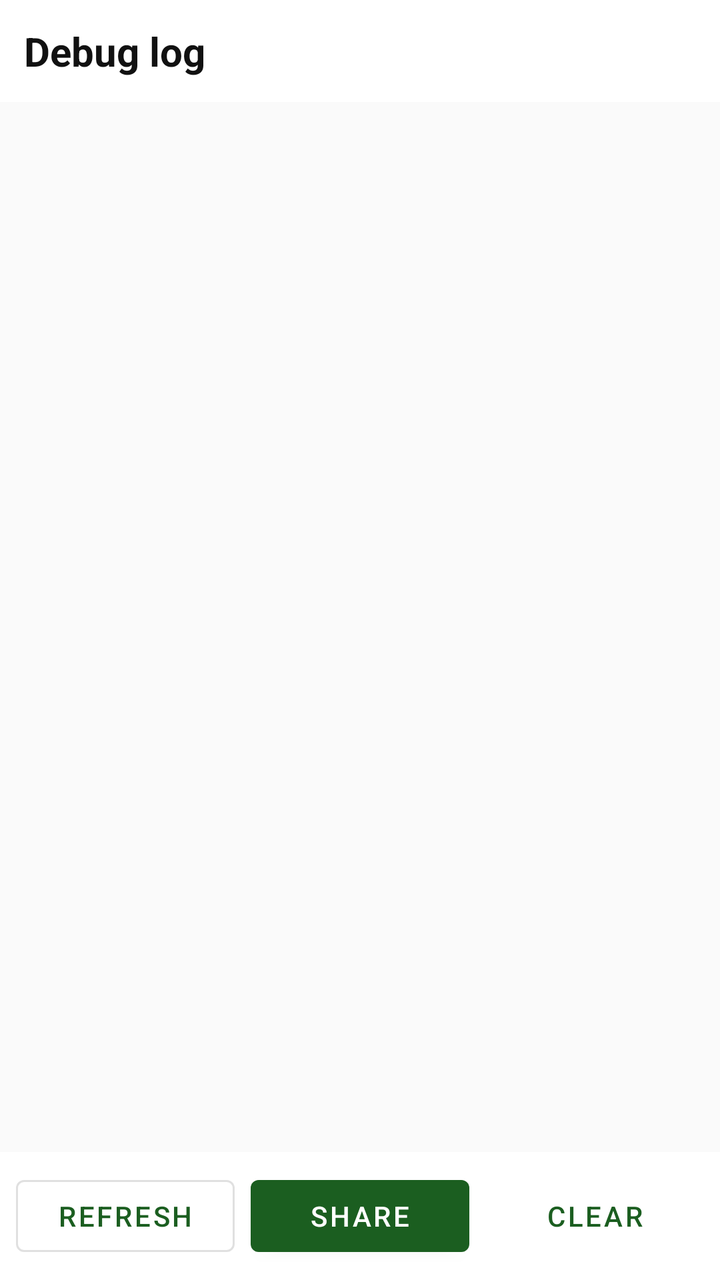
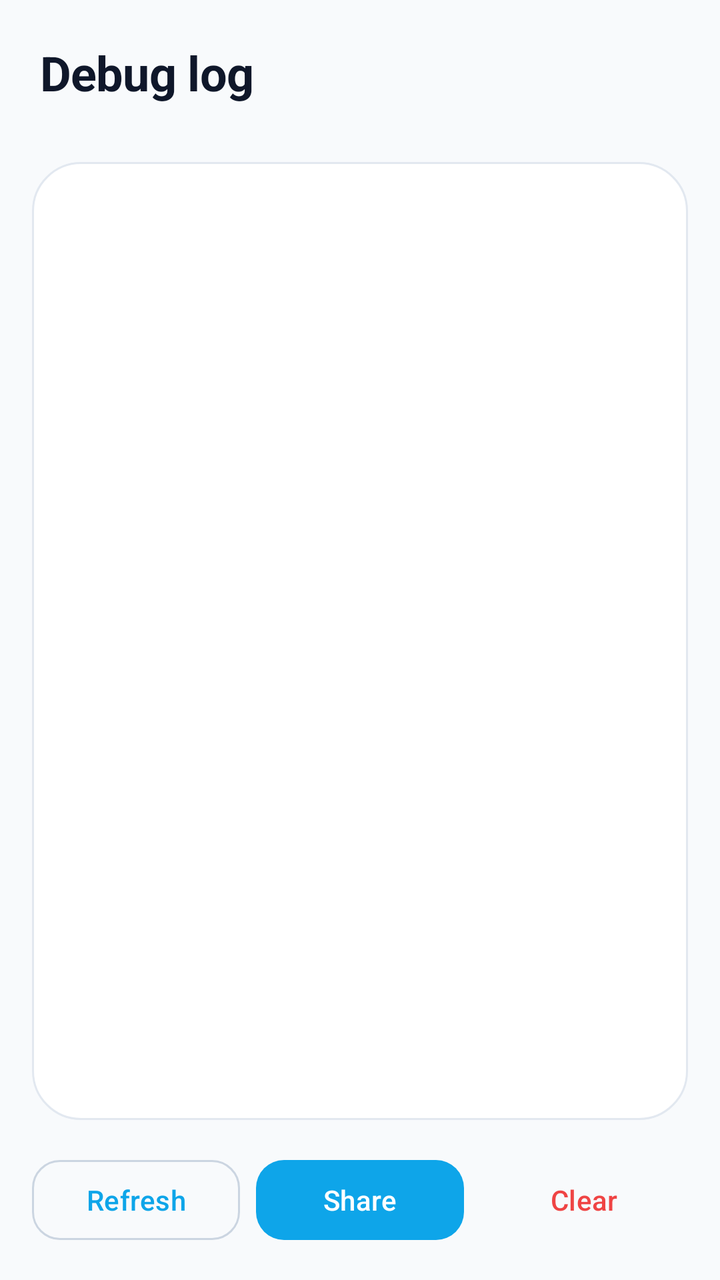

An Android layout rendered at two revisions. The XML below is the earlier revision; the diff shows what the commit changed to produce the second picture.
<!-- AndroidManifest.xml: application theme Theme.ReceiptTracker -->
<!-- res/layout/activity_logs.xml -->
<?xml version="1.0" encoding="utf-8"?>
<LinearLayout xmlns:android="http://schemas.android.com/apk/res/android"
    android:layout_width="match_parent"
    android:layout_height="match_parent"
    android:background="@color/background"
    android:orientation="vertical">

    <LinearLayout
        android:layout_width="match_parent"
        android:layout_height="wrap_content"
        android:orientation="horizontal"
        android:padding="12dp">

        <TextView
            android:layout_width="0dp"
            android:layout_height="wrap_content"
            android:layout_weight="1"
            android:text="@string/logs_title"
            android:textColor="@color/on_surface"
            android:textSize="20sp"
            android:textStyle="bold" />

        <TextView
            android:id="@+id/tv_meta"
            android:layout_width="wrap_content"
            android:layout_height="wrap_content"
            android:textColor="@color/muted"
            android:textSize="11sp"
            android:fontFamily="monospace" />
    </LinearLayout>

    <TextView
        android:id="@+id/tv_log"
        android:layout_width="match_parent"
        android:layout_height="0dp"
        android:layout_weight="1"
        android:background="@color/surface"
        android:fontFamily="monospace"
        android:padding="8dp"
        android:scrollbars="vertical"
        android:textIsSelectable="true"
        android:textSize="10sp"
        android:textColor="@color/on_surface" />

    <LinearLayout
        android:layout_width="match_parent"
        android:layout_height="wrap_content"
        android:orientation="horizontal"
        android:padding="8dp">

        <com.google.android.material.button.MaterialButton
            android:id="@+id/btn_refresh"
            style="@style/Widget.MaterialComponents.Button.OutlinedButton"
            android:layout_width="0dp"
            android:layout_height="wrap_content"
            android:layout_weight="1"
            android:text="Refresh" />

        <com.google.android.material.button.MaterialButton
            android:id="@+id/btn_share"
            style="@style/Widget.MaterialComponents.Button"
            android:layout_width="0dp"
            android:layout_height="wrap_content"
            android:layout_marginStart="8dp"
            android:layout_weight="1"
            android:text="Share" />

        <com.google.android.material.button.MaterialButton
            android:id="@+id/btn_clear"
            style="@style/Widget.MaterialComponents.Button.TextButton"
            android:layout_width="0dp"
            android:layout_height="wrap_content"
            android:layout_marginStart="8dp"
            android:layout_weight="1"
            android:text="Clear" />
    </LinearLayout>
</LinearLayout>
<!-- resources referenced by this layout -->
<resources>
  <color name="background">#FFFFFFFF</color>
  <color name="muted">#FF666666</color>
  <color name="on_surface">#FF111111</color>
  <color name="surface">#FFFAFAFA</color>
  <style name="Theme.ReceiptTracker" parent="Theme.MaterialComponents.DayNight.NoActionBar">
          <item name="colorPrimary">@color/primary</item>
          <item name="colorPrimaryDark">@color/primary_variant</item>
          <item name="colorAccent">@color/primary</item>
          <item name="android:windowBackground">@color/background</item>
          <item name="android:textColorPrimary">@color/on_surface</item>
          <item name="android:textColorSecondary">@color/muted</item>
          <item name="android:statusBarColor" tools:targetApi="l">@color/primary_variant</item>
      </style>
  <color name="primary">#FF1B5E20</color>
  <color name="primary_variant">#FF003D00</color>
  <!-- unchanged entries left out for length: 1 -->
</resources>

<!-- the commit's change to res/layout/activity_logs.xml (unified diff, before → after) -->
@@ -1,5 +1,6 @@
 <?xml version="1.0" encoding="utf-8"?>
 <LinearLayout xmlns:android="http://schemas.android.com/apk/res/android"
+    xmlns:app="http://schemas.android.com/apk/res-auto"
     android:layout_width="match_parent"
     android:layout_height="match_parent"
     android:background="@color/background"
@@ -8,25 +9,36 @@
     <LinearLayout
         android:layout_width="match_parent"
         android:layout_height="wrap_content"
+        android:gravity="center_vertical"
         android:orientation="horizontal"
-        android:padding="12dp">
+        android:paddingHorizontal="20dp"
+        android:paddingTop="20dp"
+        android:paddingBottom="12dp">
 
-        <TextView
+        <LinearLayout
             android:layout_width="0dp"
             android:layout_height="wrap_content"
             android:layout_weight="1"
-            android:text="@string/logs_title"
-            android:textColor="@color/on_surface"
-            android:textSize="20sp"
-            android:textStyle="bold" />
+            android:orientation="vertical">
 
-        <TextView
-            android:id="@+id/tv_meta"
-            android:layout_width="wrap_content"
-            android:layout_height="wrap_content"
-            android:textColor="@color/muted"
-            android:textSize="11sp"
-            android:fontFamily="monospace" />
+            <TextView
+                android:layout_width="wrap_content"
+                android:layout_height="wrap_content"
+                android:text="@string/logs_title"
+                android:textColor="@color/on_surface"
+                android:textSize="24sp"
+                android:textStyle="bold"
+                android:letterSpacing="-0.01" />
+
+            <TextView
+                android:id="@+id/tv_meta"
+                android:layout_width="wrap_content"
+                android:layout_height="wrap_content"
+                android:layout_marginTop="2dp"
+                android:textColor="@color/on_surface_variant"
+                android:textSize="11sp"
+                android:fontFamily="monospace" />
+        </LinearLayout>
     </LinearLayout>
 
     <TextView
@@ -34,9 +46,10 @@
         android:layout_width="match_parent"
         android:layout_height="0dp"
         android:layout_weight="1"
-        android:background="@color/surface"
+        android:layout_marginHorizontal="16dp"
+        android:background="@drawable/bg_action_card"
         android:fontFamily="monospace"
-        android:padding="8dp"
+        android:padding="12dp"
         android:scrollbars="vertical"
         android:textIsSelectable="true"
         android:textSize="10sp"
@@ -46,32 +59,35 @@
         android:layout_width="match_parent"
         android:layout_height="wrap_content"
         android:orientation="horizontal"
-        android:padding="8dp">
+        android:padding="16dp">
 
         <com.google.android.material.button.MaterialButton
             android:id="@+id/btn_refresh"
-            style="@style/Widget.MaterialComponents.Button.OutlinedButton"
+            style="@style/Widget.Material3.Button.OutlinedButton"
             android:layout_width="0dp"
             android:layout_height="wrap_content"
             android:layout_weight="1"
-            android:text="Refresh" />
+            android:text="Refresh"
+            app:cornerRadius="14dp" />
 
         <com.google.android.material.button.MaterialButton
             android:id="@+id/btn_share"
-            style="@style/Widget.MaterialComponents.Button"
             android:layout_width="0dp"
             android:layout_height="wrap_content"
             android:layout_marginStart="8dp"
             android:layout_weight="1"
-            android:text="Share" />
+            android:text="Share"
+            app:backgroundTint="@color/primary"
+            app:cornerRadius="14dp" />
 
         <com.google.android.material.button.MaterialButton
             android:id="@+id/btn_clear"
-            style="@style/Widget.MaterialComponents.Button.TextButton"
+            style="@style/Widget.Material3.Button.TextButton"
             android:layout_width="0dp"
             android:layout_height="wrap_content"
             android:layout_marginStart="8dp"
             android:layout_weight="1"
-            android:text="Clear" />
+            android:text="Clear"
+            android:textColor="@color/error" />
     </LinearLayout>
 </LinearLayout>
<!-- resource entries referenced after the edit -->
@@ -1,20 +1,91 @@
 <!-- resources referenced by this layout -->
 <resources>
-  <color name="background">#FFFFFFFF</color>
-  <color name="muted">#FF666666</color>
-  <color name="on_surface">#FF111111</color>
-  <color name="surface">#FFFAFAFA</color>
-  <style name="Theme.ReceiptTracker" parent="Theme.MaterialComponents.DayNight.NoActionBar">
+  <color name="background">#FFF8FAFC</color>
+  <color name="error">#FFEF4444</color>
+  <color name="on_surface">#FF0F172A</color>
+  <color name="on_surface_variant">#FF475569</color>
+  <color name="surface">#FFFFFFFF</color>
+  <color name="outline_variant">#FFE2E8F0</color>
+  <color name="on_primary">#FFFFFFFF</color>
+  <color name="primary_container">#FFE0F2FE</color>
+  <color name="on_primary_container">#FF0C4A6E</color>
+  <color name="secondary">#FF8B5CF6</color>
+  <color name="on_secondary">#FFFFFFFF</color>
+  <color name="secondary_container">#FFEDE9FE</color>
+  <color name="on_secondary_container">#FF3B0764</color>
+  <color name="tertiary">#FFEC4899</color>
+  <color name="on_tertiary">#FFFFFFFF</color>
+  <color name="tertiary_container">#FFFCE7F3</color>
+  <color name="on_tertiary_container">#FF831843</color>
+  <color name="error_container">#FFFEE2E2</color>
+  <color name="on_error_container">#FF7F1D1D</color>
+  <color name="surface_variant">#FFF1F5F9</color>
+  <color name="outline">#FFCBD5E1</color>
+  <color name="primary_dark">#FF0284C7</color>
+  <style name="TextAppearance.ReceiptTracker.HeadlineLarge" parent="TextAppearance.Material3.HeadlineLarge">
+          <item name="android:textStyle">bold</item>
+          <item name="android:letterSpacing">-0.02</item>
+      </style>
+  <style name="TextAppearance.ReceiptTracker.TitleLarge" parent="TextAppearance.Material3.TitleLarge">
+          <item name="android:textStyle">bold</item>
+          <item name="android:letterSpacing">-0.01</item>
+      </style>
+  <style name="TextAppearance.ReceiptTracker.BodyLarge" parent="TextAppearance.Material3.BodyLarge">
+          <item name="android:lineSpacingMultiplier">1.15</item>
+      </style>
+  <style name="Theme.ReceiptTracker" parent="Theme.Material3.Light.NoActionBar">
+          
           <item name="colorPrimary">@color/primary</item>
-          <item name="colorPrimaryDark">@color/primary_variant</item>
-          <item name="colorAccent">@color/primary</item>
-          <item name="android:windowBackground">@color/background</item>
-          <item name="android:textColorPrimary">@color/on_surface</item>
-          <item name="android:textColorSecondary">@color/muted</item>
-          <item name="android:statusBarColor" tools:targetApi="l">@color/primary_variant</item>
+          <item name="colorOnPrimary">@color/on_primary</item>
+          <item name="colorPrimaryContainer">@color/primary_container</item>
+          <item name="colorOnPrimaryContainer">@color/on_primary_container</item>
+  
+          <item name="colorSecondary">@color/secondary</item>
+          <item name="colorOnSecondary">@color/on_secondary</item>
+          <item name="colorSecondaryContainer">@color/secondary_container</item>
+          <item name="colorOnSecondaryContainer">@color/on_secondary_container</item>
+  
+          <item name="colorTertiary">@color/tertiary</item>
+          <item name="colorOnTertiary">@color/on_tertiary</item>
+          <item name="colorTertiaryContainer">@color/tertiary_container</item>
+          <item name="colorOnTertiaryContainer">@color/on_tertiary_container</item>
+  
+          <item name="colorError">@color/error</item>
+          <item name="colorOnError">@color/on_primary</item>
+          <item name="colorErrorContainer">@color/error_container</item>
+          <item name="colorOnErrorContainer">@color/on_error_container</item>
+  
+          
+          <item name="android:colorBackground">@color/background</item>
+          <item name="colorSurface">@color/surface</item>
+          <item name="colorOnSurface">@color/on_surface</item>
+          <item name="colorOnSurfaceVariant">@color/on_surface_variant</item>
+          <item name="colorSurfaceVariant">@color/surface_variant</item>
+          <item name="colorOutline">@color/outline</item>
+          <item name="colorOutlineVariant">@color/outline_variant</item>
+  
+          
+          <item name="android:statusBarColor" tools:targetApi="l">@color/primary_dark</item>
+          <item name="android:navigationBarColor" tools:targetApi="l">@color/background</item>
+          <item name="android:windowLightStatusBar" tools:targetApi="m">false</item>
+          <item name="android:windowLightNavigationBar" tools:targetApi="o_mr1">true</item>
+  
+          
+          <item name="textAppearanceHeadlineLarge">@style/TextAppearance.ReceiptTracker.HeadlineLarge</item>
+          <item name="textAppearanceTitleLarge">@style/TextAppearance.ReceiptTracker.TitleLarge</item>
+          <item name="textAppearanceBodyLarge">@style/TextAppearance.ReceiptTracker.BodyLarge</item>
       </style>
-  <color name="primary">#FF1B5E20</color>
-  <color name="primary_variant">#FF003D00</color>
+  <color name="primary">#FF0EA5E9</color>
+  <!-- drawable bg_action_card (drawable) -->
+  <?xml version="1.0" encoding="utf-8"?>
+  <shape xmlns:android="http://schemas.android.com/apk/res/android"
+      android:shape="rectangle">
+      <solid android:color="@color/surface" />
+      <corners android:radius="24dp" />
+      <stroke
+          android:width="1dp"
+          android:color="@color/outline_variant" />
+  </shape>
   <!-- unchanged entries left out for length: 1 -->
 </resources>
 
